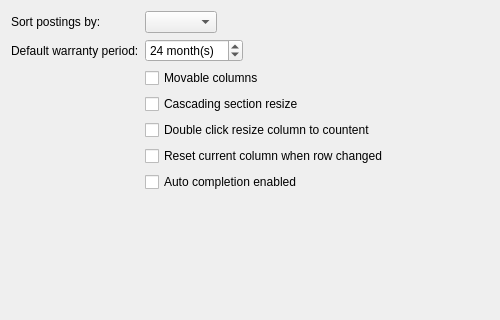
Above: src/config/preferencesaccounttableconfigpage.ui from KDE/knipptasch before the change; both pictures show x 0 to 500 and y 0 to 320 of the 664 by 433 pixel window. Below: the same form after it.
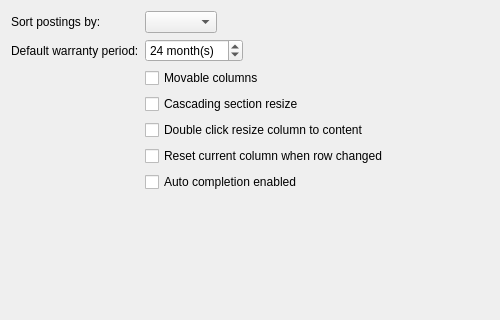
That is the form after the change.

Commit message: fix typo: countent->content

```diff
--- a/src/config/preferencesaccounttableconfigpage.ui
+++ b/src/config/preferencesaccounttableconfigpage.ui
@@ -68,7 +68,7 @@
    <item row="4" column="1">
     <widget class="QCheckBox" name="doubleClickResizeColumnToContent">
      <property name="text">
-      <string>Double click resize column to countent</string>
+      <string>Double click resize column to content</string>
      </property>
     </widget>
    </item>
```
